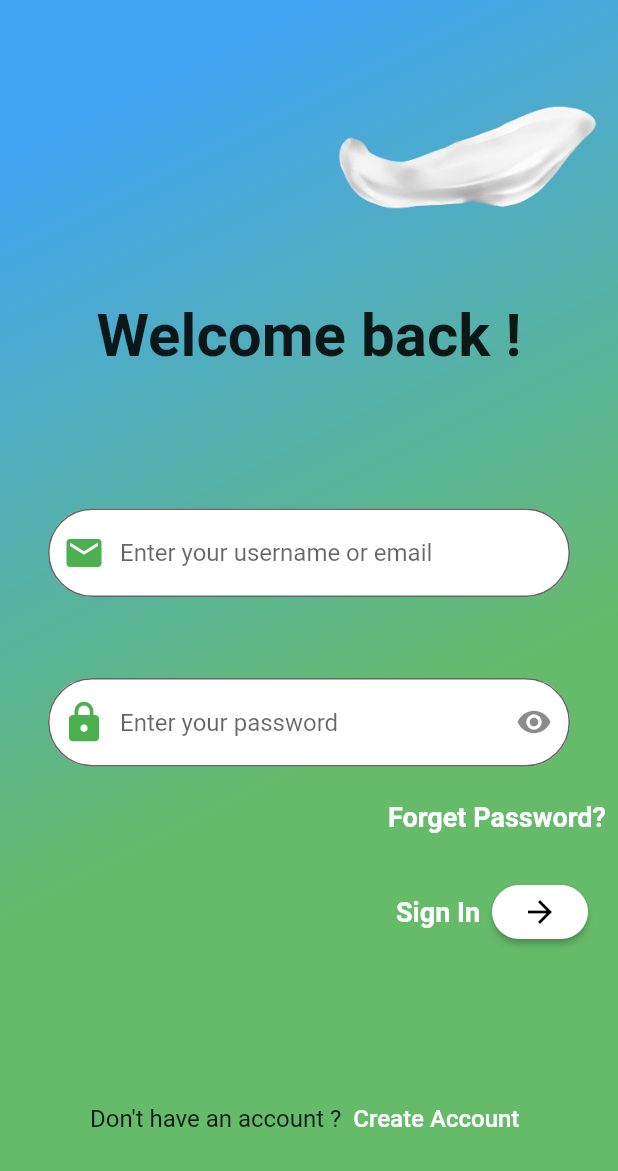
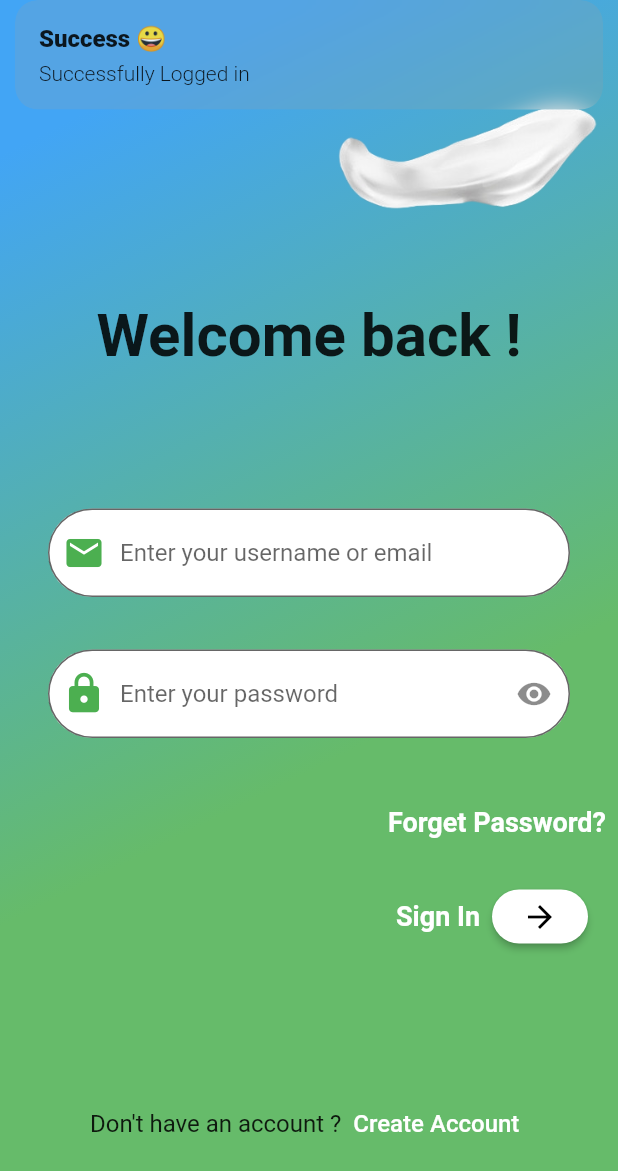
Before and after one commit to ank809/Password-Manager, a Flutter app: the Login screen opened by its route, after a tap on the "arrow forward" icon, on a phone screen of 412 x 824 dp. Shown: the top 1171 px of the screen. Run offline on Flutter 3.47's test engine with Material 2 defaults, Android fonts, the phone set to English and light mode, and no system bars; our stand-ins replace cloud_firestore, email_validator, firebase_auth, firebase_core, get, google_sign_in; accounts and stored records are empty; network calls fail.

Commit message:
snackbar updated

```diff
--- a/lib/login.dart
+++ b/lib/login.dart
@@ -1,6 +1,7 @@
 import 'package:firebase_auth/firebase_auth.dart';
 import 'package:flutter/material.dart';
 import 'package:password_manager/constants.dart';
+import 'package:get/get.dart';
 
 class Login extends StatefulWidget {
   const Login({super.key});
@@ -18,6 +19,8 @@ class _LoginState extends State<Login> {
       isobscureText=!isobscureText;
     });
   }
+
+  final formkey= GlobalKey<FormState>();
   @override
   Widget build(BuildContext context) {
     return Scaffold(
@@ -43,27 +46,36 @@ class _LoginState extends State<Login> {
                     child: Image.asset('Asset/images/white1.png', )),
                 ],
               ),
-              Center(child: Text('Welcome back !', style: TextStyle(fontWeight: FontWeight.bold, fontSize: 40.0),),),
+              const Center(child: Text('Welcome back !', style: TextStyle(fontWeight: FontWeight.bold, fontSize: 40.0),),),
               SizedBox(height: 60.0,),
               Container(
                 padding: EdgeInsets.all(10.0),
                 margin: EdgeInsets.all(22.0),
-                child: TextFormField(
+                child: Form(
+                  key: formkey,
+                  child: Column(
+                    children: [
+                      TextFormField(
                         controller: _emailController,
                         decoration: InputDecoration(
-                    prefixIcon: Icon(Icons.email, color: Colors.green,size: 28.0,),
+                          prefixIcon:const Icon(Icons.email, color: Colors.green,size: 28.0,),
                           hintText: 'Enter your username or email',
                           fillColor: Colors.white,
                           filled: true,
                           border: OutlineInputBorder(borderRadius: BorderRadius.circular(30.0)),
                         ),
+                        validator: (value) {
+                          if(value!.isEmpty){
+                            return 'Enter an email';
+                          }
+                           if(!RegExp(r'^[a-zA-Z0-9._%+-]+@[a-zA-Z0-9.-]+\.[a-zA-Z]{2,}$').hasMatch(value)){
+                          return 'Enter a valid email';
+                        }
+                        return null;}
                       ),
-              ),
-              SizedBox(height: 12.0,),
-               Container(
-                padding: EdgeInsets.all(10.0),
-                margin: EdgeInsets.only(left: 22.0, right: 22.0),
-                child: TextFormField(
+
+                              SizedBox(height: 35.0,),
+                   TextFormField(
                     obscureText: isobscureText,
                     controller: _passwordController,
                     decoration: InputDecoration(
@@ -78,6 +90,9 @@ class _LoginState extends State<Login> {
                       ),
                     ),
                   ),
+                    ],
+                  ),
+                )
             ),
               Row(
                 mainAxisAlignment: MainAxisAlignment.end,
@@ -100,6 +115,9 @@ class _LoginState extends State<Login> {
                     ElevatedButton(
                       onPressed: (){
                            login();
+                          Get.snackbar('Success 😀',
+                          'Successfully Logged in');
+
                       },
                     child:Icon(Icons.arrow_forward, color: Colors.black,),
                     style:ElevatedButton.styleFrom(
@@ -138,8 +156,9 @@ class _LoginState extends State<Login> {
       password: _passwordController.text,
     );
     Navigator.pushNamed(context, '/home');
-    ScaffoldMessenger.of(context).showSnackBar( const SnackBar(
-                       content: Text('Successfully logged in')));
+    // ScaffoldMessenger.of(context).showSnackBar( const SnackBar(
+    //                    content: Text('Successfully logged in')));
+
   } on FirebaseAuthException catch (e) {
     if (e.code == 'wrong-password') {
       showDialog(
--- a/lib/main.dart
+++ b/lib/main.dart
@@ -6,6 +6,7 @@ import 'package:password_manager/mainScreen.dart';
 import 'package:password_manager/reset_password.dart';
 import 'package:password_manager/signup.dart';
 import 'package:password_manager/home.dart';
+import 'package:get/get.dart';
 
 Future main() async{
   WidgetsFlutterBinding.ensureInitialized();
@@ -18,10 +19,8 @@ class MyApp extends StatelessWidget {
 
   @override
   Widget build(BuildContext context) {
-    return MaterialApp(
+    return GetMaterialApp(
       debugShowCheckedModeBanner: false,
-      // theme: ThemeData(scaffoldBackgroundColor: const Color.fromARGB(255, 81, 154, 83),
-      // appBarTheme: AppBarTheme(color: Colors.white)),
       routes: {
         '/login':(context) => Login(),
         '/signup':(context) => Signup(),
--- a/pubspec.yaml
+++ b/pubspec.yaml
@@ -40,6 +40,7 @@ dependencies:
   firebase_auth: ^4.7.2
   google_sign_in: ^6.1.4
   email_validator: ^2.1.17
+  get: ^4.6.5
 
 dev_dependencies:
   flutter_test:
```
Also changed, not shown: pubspec.lock. Lines whose indentation alone changed are shown as unchanged.
